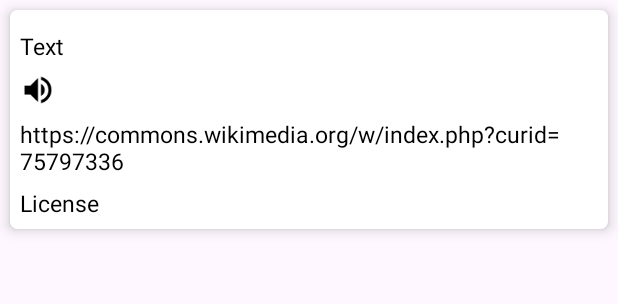
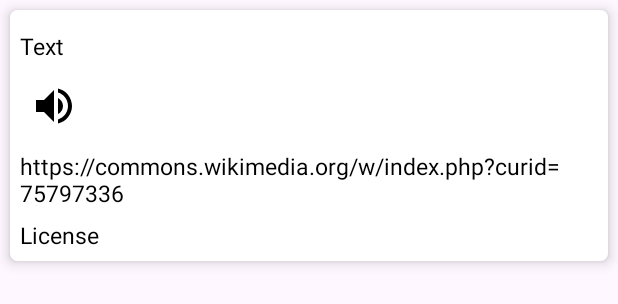
Before and after one commit to maidinhthaison/TKMT-HK2-2324, an Android app: the layout view_holder_phonetic_item.xml on its own in the app's theme, with its tools: preview values and no code run, on a phone screen of 412 x 824 dp. Shown: the top 304 px of the screen. Run offline under Robolectric (Android 15) with nearby library versions, the phone set to English and light mode, and no system bars.

Commit message:
config build

```diff
--- a/app/build.gradle
+++ b/app/build.gradle
@@ -96,7 +96,7 @@ android {
 
 dependencies {
 
-    implementation 'com.google.mlkit:translate:17.0.2'
+
     def multidex_version = "2.0.1"
     def hilt_version = "2.48"
     def navigator_version = "2.7.7"
@@ -152,7 +152,7 @@ dependencies {
     testImplementation "androidx.arch.core:core-testing:2.2.0"
 
     //Translate
-    implementation 'com.google.mlkit:translate:16.1.1'
+    implementation 'com.google.mlkit:translate:17.0.2'
 }
 kapt {
     correctErrorTypes true
--- a/app/src/main/AndroidManifest.xml
+++ b/app/src/main/AndroidManifest.xml
@@ -22,7 +22,8 @@
         android:theme="@style/Theme.EIEApp"
         tools:targetApi="31">
         <activity
-            android:windowSoftInputMode="stateAlwaysHidden"
+            android:windowSoftInputMode="adjustPan"
+            android:configChanges="keyboardHidden|orientation|screenSize"
             android:name=".MainActivity"
             android:exported="true"
             android:label="@string/app_name">
--- a/app/src/main/res/layout/view_holder_phonetic_item.xml
+++ b/app/src/main/res/layout/view_holder_phonetic_item.xml
@@ -28,8 +28,9 @@
             tools:text="Text" />
         <androidx.appcompat.widget.AppCompatImageView
             android:id="@+id/imvSpeak"
-            android:layout_width="wrap_content"
-            android:layout_height="wrap_content"
+            android:layout_width="@dimen/_35sdp"
+            android:layout_height="@dimen/_35sdp"
+            android:padding="@dimen/_5sdp"
             android:layout_below="@+id/tvText"
             android:layout_marginTop="@dimen/_5sdp"
             app:srcCompat="@drawable/ic_volume_up_24" />
```
